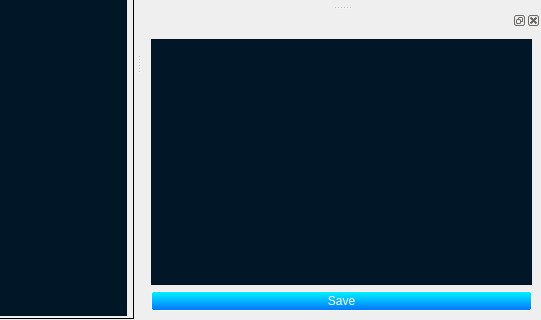
Old version of the form Uis/WordManagerUi.ui in the repository nabil-bot/kontho-2023; both pictures show x 300 to 841 and y 213 to 533 of the 841 by 533 pixel window.
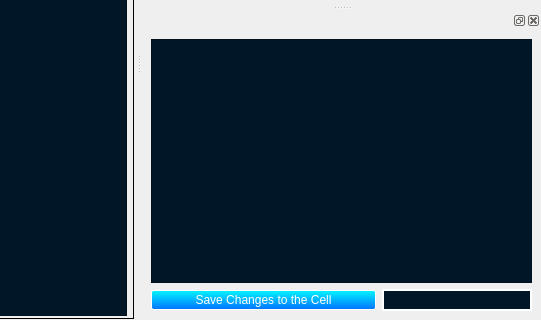
New version of the form. Icons and pictures are not drawn.

```diff
--- a/Uis/WordManagerUi.ui
+++ b/Uis/WordManagerUi.ui
@@ -825,8 +825,28 @@
     <number>2</number>
    </attribute>
    <widget class="QWidget" name="dockWidgetContents_2">
-    <layout class="QVBoxLayout" name="verticalLayout_4">
-     <item>
+    <layout class="QGridLayout" name="gridLayout_8">
+     <item row="1" column="0">
+      <widget class="QPushButton" name="SaveChangesPushButton">
+       <property name="text">
+        <string>Save Changes to the Cell</string>
+       </property>
+      </widget>
+     </item>
+     <item row="1" column="1">
+      <widget class="QLineEdit" name="RowColumnLineEdit">
+       <property name="maximumSize">
+        <size>
+         <width>150</width>
+         <height>16777215</height>
+        </size>
+       </property>
+       <property name="readOnly">
+        <bool>true</bool>
+       </property>
+      </widget>
+     </item>
+     <item row="0" column="0" colspan="2">
       <widget class="QPlainTextEdit" name="plainTextEdit">
        <property name="styleSheet">
         <string notr="true">QPlainTextEdit{
@@ -840,13 +860,6 @@
        </property>
       </widget>
      </item>
-     <item>
-      <widget class="QPushButton" name="SaveChangesPushButton">
-       <property name="text">
-        <string>Save</string>
-       </property>
-      </widget>
-     </item>
     </layout>
    </widget>
   </widget>
```
